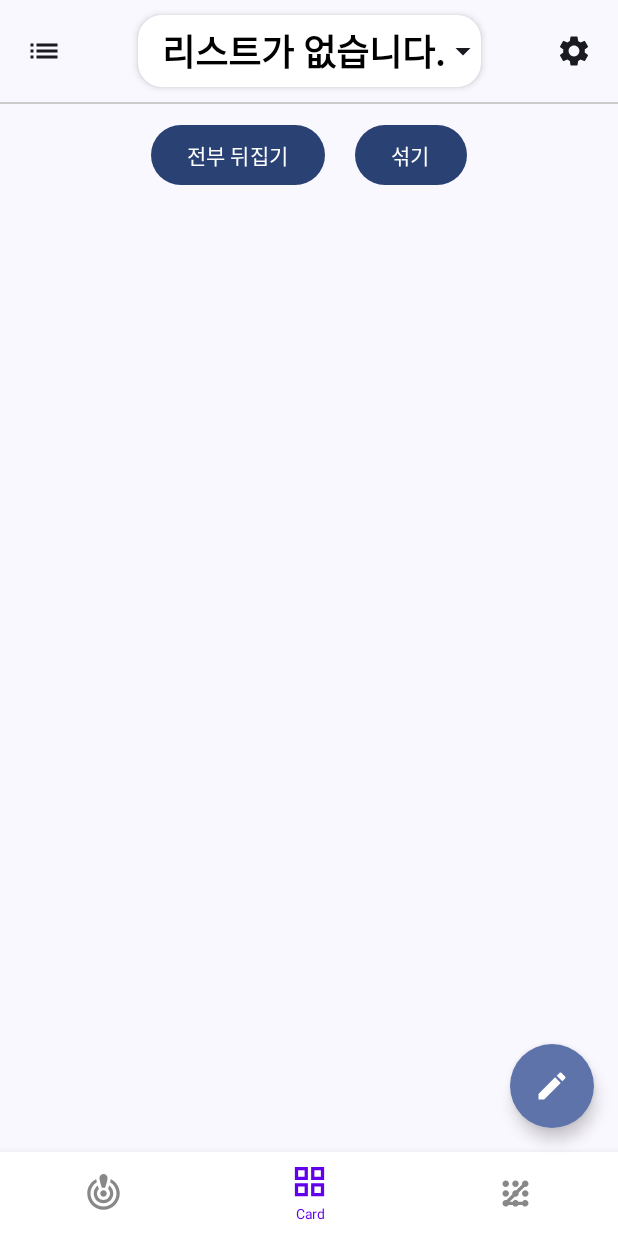
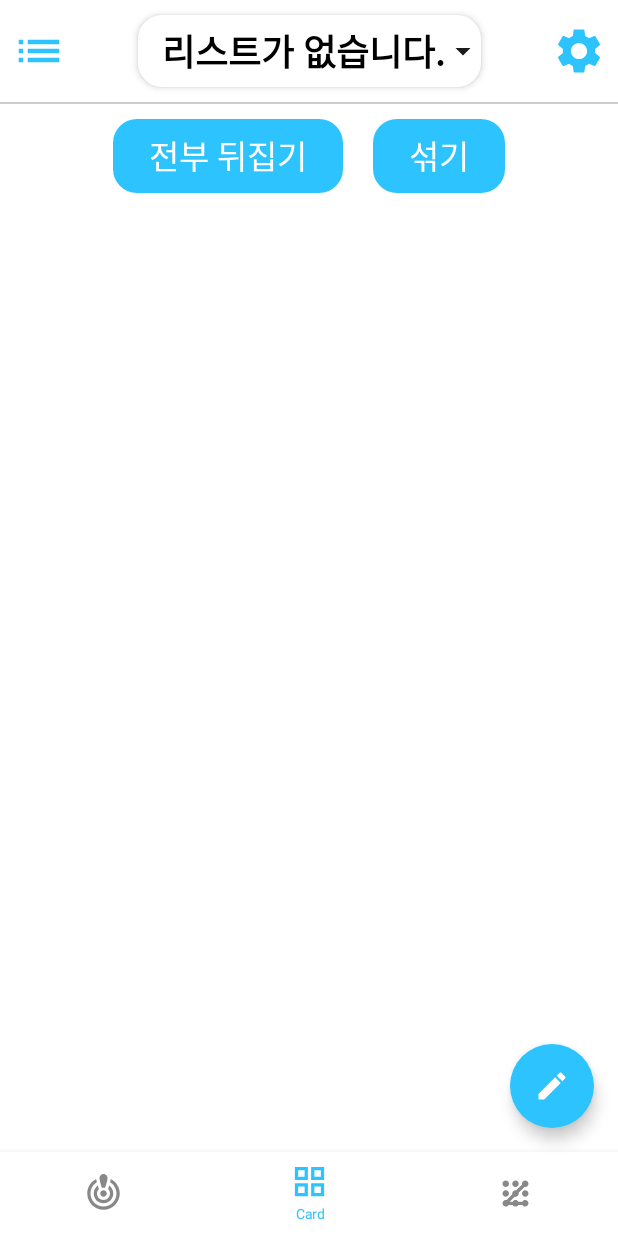
Before and after one commit to ds1mbp5720/RouletteProject, an Android app built with Jetpack Compose: the screen it shows after launch (MainActivity), item 2 of the bottom bar chosen, on a phone screen of 412 x 824 dp. Run offline under Robolectric (Android 15) with nearby library versions, the phone set to English and light mode, and no system bars; our stand-ins replace Room's generated code, livedata-compose; 1 statement that could not run was skipped.

Commit message:
Theme 활용 ui 조정, 공통 component 위치 이동 (ComposeUtils.kt 추가)
Theme 활용 ui 조정, 공통 component 위치 이동 (ComposeUtils.kt 추가)

```diff
--- a/app/src/main/java/com/example/rouletteproject/MainActivity.kt
+++ b/app/src/main/java/com/example/rouletteproject/MainActivity.kt
@@ -8,7 +8,6 @@ import androidx.compose.foundation.layout.fillMaxSize
 import androidx.compose.material3.MaterialTheme
 import androidx.compose.material3.Surface
 import androidx.compose.ui.Modifier
-import androidx.lifecycle.viewmodel.compose.viewModel
 import com.example.rouletteproject.main.MainScreen
 import com.example.rouletteproject.ui.theme.RouletteProjectTheme
 
--- a/app/src/main/java/com/example/rouletteproject/component/Button.kt
+++ /dev/null
@@ -1,35 +0,0 @@
-package com.example.rouletteproject.component
-
-import androidx.compose.foundation.border
-import androidx.compose.foundation.shape.CircleShape
-import androidx.compose.material.icons.Icons
-import androidx.compose.material.icons.filled.Add
-import androidx.compose.material3.Icon
-import androidx.compose.material3.IconButton
-import androidx.compose.runtime.Composable
-import androidx.compose.ui.Modifier
-import androidx.compose.ui.graphics.Color
-import androidx.compose.ui.unit.dp
-
-@Composable
-fun AddIconButton(
-    modifier: Modifier,
-    onclickAction: () -> Unit
-){
-    IconButton(
-        modifier = modifier,
-        onClick = {
-            onclickAction.invoke()
-        }) {
-        Icon(
-            imageVector = Icons.Filled.Add,
-            contentDescription = "add_list",
-            modifier = Modifier
-                .border(
-                    width = 1.dp,
-                    color = Color.Black,
-                    shape = CircleShape
-                )
-        )
-    }
-}
--- /dev/null
+++ b/app/src/main/java/com/example/rouletteproject/component/ComposeUtils.kt
@@ -0,0 +1,116 @@
+package com.example.rouletteproject.component
+
+import androidx.compose.foundation.border
+import androidx.compose.foundation.layout.RowScope
+import androidx.compose.foundation.layout.padding
+import androidx.compose.foundation.shape.CircleShape
+import androidx.compose.foundation.shape.RoundedCornerShape
+import androidx.compose.material.Text
+import androidx.compose.material.icons.Icons
+import androidx.compose.material.icons.filled.Add
+import androidx.compose.material3.Button
+import androidx.compose.material3.ButtonDefaults
+import androidx.compose.material3.Card
+import androidx.compose.material3.CardDefaults
+import androidx.compose.material3.Icon
+import androidx.compose.material3.IconButton
+import androidx.compose.material3.IconButtonDefaults
+import androidx.compose.material3.MaterialTheme
+import androidx.compose.runtime.Composable
+import androidx.compose.ui.Modifier
+import androidx.compose.ui.graphics.Color
+import androidx.compose.ui.text.TextStyle
+import androidx.compose.ui.text.style.TextAlign
+import androidx.compose.ui.unit.dp
+
+@Composable
+fun ThemeButton(modifier: Modifier = Modifier, onClick: () -> Unit, content: @Composable RowScope.() -> Unit) {
+    Button(
+        modifier = modifier,
+        shape = RoundedCornerShape(16.dp),
+        colors = ButtonDefaults.buttonColors(
+            containerColor = MaterialTheme.colorScheme.primary,
+            contentColor = Color.White
+        ),
+        onClick = {
+            onClick.invoke()
+        }) {
+        content.invoke(this)
+    }
+}
+
+@Composable
+fun ThemeIconButton(modifier: Modifier, onClick: () -> Unit, content: @Composable () -> Unit) {
+    IconButton(
+        modifier = modifier,
+        colors = IconButtonDefaults.iconButtonColors(
+            contentColor = MaterialTheme.colorScheme.primary
+        ),
+        onClick = {
+            onClick.invoke()
+        }) {
+        content.invoke()
+    }
+}
+
+@Composable
+fun AddIconButton(
+    modifier: Modifier,
+    onclickAction: () -> Unit
+) {
+    IconButton(
+        modifier = modifier,
+        onClick = {
+            onclickAction.invoke()
+        }) {
+        Icon(
+            imageVector = Icons.Filled.Add,
+            contentDescription = "add_list",
+            modifier = Modifier
+                .border(
+                    width = 1.dp,
+                    color = Color.Black,
+                    shape = CircleShape
+                )
+        )
+    }
+}
+
+@Composable
+fun ButtonText(modifier: Modifier = Modifier, text: String, style: TextStyle = MaterialTheme.typography.titleLarge) {
+    Text(
+        modifier = modifier,
+        text = text,
+        style = style,
+        textAlign = TextAlign.Center,
+        color = Color.White
+    )
+}
+
+/**
+ * 결과 표시 textView
+ */
+@Composable
+fun ResultTextView(
+    modifier: Modifier,
+    result: String
+) {
+    Card(
+        colors = CardDefaults.cardColors(
+            containerColor = MaterialTheme.colorScheme.primary,
+            contentColor = MaterialTheme.colorScheme.surface
+        ),
+        elevation = CardDefaults.cardElevation(
+            defaultElevation = 3.dp
+        )
+    ) {
+        Text(
+            modifier = modifier
+                .padding(horizontal = 24.dp, vertical = 6.dp),
+            text = result,
+            textAlign = TextAlign.Center,
+            style = MaterialTheme.typography.headlineMedium,
+            color = MaterialTheme.colorScheme.surface
+        )
+    }
+}
--- a/app/src/main/java/com/example/rouletteproject/component/card/CardCompose.kt
+++ b/app/src/main/java/com/example/rouletteproject/component/card/CardCompose.kt
@@ -12,8 +12,6 @@ import androidx.compose.foundation.layout.width
 import androidx.compose.foundation.lazy.grid.GridCells
 import androidx.compose.foundation.lazy.grid.LazyVerticalGrid
 import androidx.compose.foundation.lazy.grid.items
-import androidx.compose.material3.Button
-import androidx.compose.material3.Text
 import androidx.compose.runtime.Composable
 import androidx.compose.runtime.LaunchedEffect
 import androidx.compose.runtime.getValue
@@ -29,6 +27,8 @@ import androidx.compose.ui.unit.dp
 import com.example.data.entity.RouletteEntity
 import com.example.rouletteproject.MainViewModel
 import com.example.rouletteproject.R
+import com.example.rouletteproject.component.ButtonText
+import com.example.rouletteproject.component.ThemeButton
 
 /**
  * 카드 랜덤 선택 화면
@@ -53,14 +53,15 @@ fun CardScreen(
             modifier = Modifier,
             horizontalArrangement = Arrangement.spacedBy(20.dp, Alignment.CenterHorizontally)
         ) {
-            Button( //all reverse button
+            ThemeButton( //all reverse button
                 modifier = Modifier,
                 onClick = {
                     allCardReverse = false
-                }) {
-                Text(text = stringResource(id = R.string.text_reverse))
+                }
+            ) {
+                ButtonText(text = stringResource(id = R.string.text_reverse))
             }
-            Button( // shuffle button
+            ThemeButton( // shuffle button
                 modifier = Modifier,
                 onClick = {
                     allCardReverse = true
@@ -70,8 +71,9 @@ fun CardScreen(
                             item.isSelected = false
                         }
                     }
-                }) {
-                Text(text = stringResource(id = R.string.text_shuffle))
+                }
+            ) {
+                ButtonText(text = stringResource(id = R.string.text_shuffle))
             }
         }
         Spacer(modifier = Modifier.height(5.dp))
--- a/app/src/main/java/com/example/rouletteproject/component/card/CardItem.kt
+++ b/app/src/main/java/com/example/rouletteproject/component/card/CardItem.kt
@@ -12,10 +12,9 @@ import androidx.compose.foundation.layout.padding
 import androidx.compose.foundation.layout.size
 import androidx.compose.foundation.layout.width
 import androidx.compose.material.Icon
-import androidx.compose.material.icons.Icons
-import androidx.compose.material.icons.filled.Star
 import androidx.compose.material3.Card
 import androidx.compose.material3.CardDefaults
+import androidx.compose.material3.MaterialTheme
 import androidx.compose.material3.Text
 import androidx.compose.runtime.Composable
 import androidx.compose.runtime.getValue
@@ -26,9 +25,11 @@ import androidx.compose.ui.Alignment
 import androidx.compose.ui.Modifier
 import androidx.compose.ui.graphics.Color
 import androidx.compose.ui.graphics.graphicsLayer
+import androidx.compose.ui.res.painterResource
 import androidx.compose.ui.text.style.TextAlign
 import androidx.compose.ui.tooling.preview.Preview
 import androidx.compose.ui.unit.dp
+import com.example.rouletteproject.R
 
 @Composable
 fun CardItem(
@@ -71,14 +72,16 @@ fun CardItem(
                     modifier = Modifier
                         .padding(16.dp)
                         .align(Alignment.Center),
-                    textAlign = TextAlign.Center
+                    textAlign = TextAlign.Center,
+                    style = MaterialTheme.typography.headlineSmall
                 )
             } else {
                 Icon(
                     modifier = Modifier
-                        .padding(16.dp)
+                        .size(40.dp)
                         .align(Alignment.Center),
-                    imageVector = Icons.Filled.Star,
+                    painter = painterResource(id = R.drawable.baseline_question_mark_24),
+                    tint = Color.Black,
                     contentDescription = "reverse card icon"
                 )
             }
--- a/app/src/main/java/com/example/rouletteproject/component/ladder/LadderCompose.kt
+++ b/app/src/main/java/com/example/rouletteproject/component/ladder/LadderCompose.kt
@@ -19,7 +19,6 @@ import androidx.compose.foundation.layout.height
 import androidx.compose.foundation.layout.padding
 import androidx.compose.foundation.layout.size
 import androidx.compose.foundation.shape.RoundedCornerShape
-import androidx.compose.material3.Button
 import androidx.compose.material3.Card
 import androidx.compose.material3.CardDefaults
 import androidx.compose.material3.Text
@@ -43,11 +42,12 @@ import androidx.compose.ui.graphics.graphicsLayer
 import androidx.compose.ui.platform.LocalContext
 import androidx.compose.ui.res.stringResource
 import androidx.compose.ui.unit.dp
-import androidx.compose.ui.unit.sp
 import com.example.data.entity.RouletteEntity
 import com.example.rouletteproject.MainViewModel
 import com.example.rouletteproject.R
-import com.example.rouletteproject.component.roulette.ResultTextView
+import com.example.rouletteproject.component.ButtonText
+import com.example.rouletteproject.component.ResultTextView
+import com.example.rouletteproject.component.ThemeButton
 import com.example.rouletteproject.setting.SettingDataStore
 import kotlin.random.Random
 
@@ -126,7 +126,9 @@ fun LadderScreen(
             horizontalArrangement = Arrangement.spacedBy(20.dp, Alignment.CenterHorizontally)
         ) {
             // 게임 시작 버튼
-            Button(onClick = {
+            ThemeButton( //all reverse button
+                modifier = Modifier,
+                onClick = {
                     if (selectedStartPoint != null) {
                         isGameStarted = true
                         currentPoint = selectedStartPoint
@@ -151,14 +153,18 @@ fun LadderScreen(
                     } else {
                         Toast.makeText(context, context.getString(R.string.text_none_select_item), Toast.LENGTH_SHORT).show()
                     }
-            }) {
-                Text(text = stringResource(id = R.string.text_start))
+                }
+            ) {
+                ButtonText(text = stringResource(id = R.string.text_start))
             }
             // 게임 재시작 버튼
-            Button(onClick = {
+            ThemeButton(
+                modifier = Modifier,
+                onClick = {
                     resetSetting()
-            }) {
-                Text(text = stringResource(id = R.string.text_reset))
+                }
+            ) {
+                ButtonText(text = stringResource(id = R.string.text_reset))
             }
         }
         Spacer(modifier = Modifier.height(8.dp))
--- a/app/src/main/java/com/example/rouletteproject/component/roulette/RouletteCompose.kt
+++ b/app/src/main/java/com/example/rouletteproject/component/roulette/RouletteCompose.kt
@@ -21,13 +21,10 @@ import androidx.compose.material3.Card
 import androidx.compose.material3.CardDefaults
 import androidx.compose.material3.Icon
 import androidx.compose.material3.IconButton
-import androidx.compose.material3.MaterialTheme
-import androidx.compose.material3.Text
 import androidx.compose.runtime.Composable
 import androidx.compose.runtime.LaunchedEffect
 import androidx.compose.runtime.getValue
 import androidx.compose.runtime.mutableFloatStateOf
-import androidx.compose.runtime.mutableIntStateOf
 import androidx.compose.runtime.mutableStateListOf
 import androidx.compose.runtime.mutableStateOf
 import androidx.compose.runtime.remember
@@ -47,12 +44,12 @@ import androidx.compose.ui.text.TextStyle
 import androidx.compose.ui.text.drawText
 import androidx.compose.ui.text.font.FontStyle
 import androidx.compose.ui.text.rememberTextMeasurer
-import androidx.compose.ui.text.style.TextAlign
 import androidx.compose.ui.unit.dp
 import androidx.compose.ui.unit.sp
 import com.example.data.entity.RouletteEntity
 import com.example.rouletteproject.MainViewModel
 import com.example.rouletteproject.R
+import com.example.rouletteproject.component.ResultTextView
 import com.example.rouletteproject.randomColor
 import com.example.rouletteproject.setting.SettingDataStore
 import kotlin.math.cos
@@ -89,7 +86,7 @@ fun RouletteScreen(
             result = stringResource(
                 id = R.string.text_result,
                 if (selectedList != null) {
-                    if (resultPosition != null){
+                    if (resultPosition != null) {
                         selectedList.rouletteData[resultPosition!!]
                     } else ""
                 } else {
@@ -99,7 +96,7 @@ fun RouletteScreen(
         )
         Spacer(modifier = Modifier.height(35.dp))
         selectedList?.let { selected ->
-            if (selected.rouletteData.size == colorList.size){
+            if (selected.rouletteData.size == colorList.size) {
                 BasicRoulette(
                     modifier = Modifier,
                     rouletteList = selected.rouletteData,
@@ -172,8 +169,7 @@ fun BasicRoulette(
                             onDragEnd = {}
                         )
                     }
-                }
-            ,
+                },
             rouletteList = rouletteList,
             colorList = colorList,
             rouletteSize = rouletteList.size,
@@ -302,26 +298,3 @@ fun RouletteView(
         }
     }
 }
-
-/**
- * 결과 표시 textView
- */
-@Composable
-fun ResultTextView(
-    modifier: Modifier,
-    result: String
-) {
-    Card(
-        elevation = CardDefaults.cardElevation(
-            defaultElevation = 3.dp
-        )
-    ) {
-        Text(
-            modifier = modifier
-                .padding(horizontal = 8.dp, vertical = 4.dp),
-            text = result,
-            textAlign = TextAlign.Center,
-            style = MaterialTheme.typography.headlineMedium
-        )
-    }
-}
--- a/app/src/main/java/com/example/rouletteproject/main/MainCompose.kt
+++ b/app/src/main/java/com/example/rouletteproject/main/MainCompose.kt
@@ -11,6 +11,7 @@ import androidx.compose.foundation.layout.fillMaxSize
 import androidx.compose.foundation.layout.fillMaxWidth
 import androidx.compose.foundation.layout.height
 import androidx.compose.foundation.layout.padding
+import androidx.compose.foundation.layout.size
 import androidx.compose.foundation.shape.CircleShape
 import androidx.compose.foundation.shape.CornerSize
 import androidx.compose.foundation.shape.RoundedCornerShape
@@ -28,7 +29,7 @@ import androidx.compose.material3.ExposedDropdownMenuBox
 import androidx.compose.material3.ExposedDropdownMenuDefaults
 import androidx.compose.material3.FloatingActionButton
 import androidx.compose.material3.Icon
-import androidx.compose.material3.IconButton
+import androidx.compose.material3.MaterialTheme
 import androidx.compose.material3.Scaffold
 import androidx.compose.material3.Text
 import androidx.compose.runtime.Composable
@@ -54,6 +55,7 @@ import com.example.data.entity.RouletteEntity
 import com.example.rouletteproject.MainViewModel
 import com.example.rouletteproject.R
 import com.example.rouletteproject.component.AddIconButton
+import com.example.rouletteproject.component.ThemeIconButton
 import com.example.rouletteproject.dialog.BasicDivider
 import com.example.rouletteproject.dialog.EditListDialog
 import com.example.rouletteproject.dialog.InsertRouletteListDialog
@@ -98,13 +100,15 @@ fun MainScreen() {
                     verticalAlignment = Alignment.CenterVertically,
                     horizontalArrangement = Arrangement.SpaceBetween
                 ) {
-                    IconButton(
-                        modifier = Modifier
-                            .padding(start = 5.dp),
+                    ThemeIconButton(
+                        modifier = Modifier,
                         onClick = {
                             navController.navigate(MainDestination.MANAGE)
                         }) {
                         Icon(
+                            modifier = Modifier
+                                .size(48.dp)
+                                .padding(start = 4.dp),
                             imageVector = Icons.Filled.List,
                             contentDescription = "choice_list"
                         )
@@ -169,13 +173,15 @@ fun MainScreen() {
                             }
                         }
                     }
-                    IconButton(
-                        modifier = Modifier
-                            .padding(end = 5.dp),
+                    ThemeIconButton(
+                        modifier = Modifier,
                         onClick = {
                             navController.navigate(MainDestination.SETTING)
                         }) {
                         Icon(
+                            modifier = Modifier
+                                .size(48.dp)
+                                .padding(end = 4.dp),
                             imageVector = Icons.Filled.Settings,
                             contentDescription = "app_setting"
                         )
@@ -194,6 +200,7 @@ fun MainScreen() {
         floatingActionButton = {
             FloatingActionButton(
                 shape = CircleShape,
+                containerColor = MaterialTheme.colorScheme.primary,
                 onClick = {
                     showEditListDialog = true
                 }) {
--- a/app/src/main/java/com/example/rouletteproject/navigation/Graph.kt
+++ b/app/src/main/java/com/example/rouletteproject/navigation/Graph.kt
@@ -5,8 +5,8 @@ import androidx.compose.foundation.layout.width
 import androidx.compose.material.BottomNavigation
 import androidx.compose.material.BottomNavigationItem
 import androidx.compose.material.Icon
-import androidx.compose.material.MaterialTheme
 import androidx.compose.material.Text
+import androidx.compose.material3.MaterialTheme
 import androidx.compose.runtime.Composable
 import androidx.compose.runtime.getValue
 import androidx.compose.ui.Modifier
@@ -96,7 +96,7 @@ fun BottomNavigation(navController: NavHostController) {
                     )
                 },
                 label = { Text(stringResource(id = item.title), fontSize = 9.sp) },
-                selectedContentColor = MaterialTheme.colors.primary,
+                selectedContentColor = MaterialTheme.colorScheme.primary,
                 unselectedContentColor = Color.Gray,
                 selected = currentRoute == item.screenRoute,
                 alwaysShowLabel = false,
--- a/app/src/main/java/com/example/rouletteproject/setting/SettingCompose.kt
+++ b/app/src/main/java/com/example/rouletteproject/setting/SettingCompose.kt
@@ -169,7 +169,7 @@ fun RadioGroupButton(title: String, radioList: List<String>, selected: String, o
                             onClick.invoke(it)
                                   },
                         colors = RadioButtonDefaults.colors(
-                            selectedColor = Color.Cyan,
+                            selectedColor = MaterialTheme.colorScheme.primary,
                             unselectedColor = Color.Gray
                         )
                     )
@@ -214,7 +214,7 @@ fun SwitchButton(title: String, unCheckedText: String = "", checkedText: String
                     onCheckAction.invoke(checked)
                 },
                 colors = SwitchDefaults.colors(
-                    checkedTrackColor = Color.Cyan
+                    checkedTrackColor = MaterialTheme.colorScheme.primary
                 )
             )
             Text(
--- a/app/src/main/java/com/example/rouletteproject/ui/theme/Color.kt
+++ b/app/src/main/java/com/example/rouletteproject/ui/theme/Color.kt
@@ -2,10 +2,10 @@ package com.example.rouletteproject.ui.theme
 
 import androidx.compose.ui.graphics.Color
 
-val Purple80 = Color(0xFFD0BCFF)
-val PurpleGrey80 = Color(0xFFCCC2DC)
-val Pink80 = Color(0xFFEFB8C8)
+val MainSky = Color(0xFF2CC3FF)
+val SubSky1 = Color(0xFFC5EEFF)
+val SubSky2 = Color(0xFF95E1FF)
+val SubSky3 = Color(0xFF1B94C4)
+val SubSky4 = Color(0xFFC4EEFF)
 
-val Purple40 = Color(0xFF6650a4)
-val PurpleGrey40 = Color(0xFF625b71)
-val Pink40 = Color(0xFF7D5260)
+val BackWhite = Color(0xFFFFFFFF)
--- a/app/src/main/java/com/example/rouletteproject/ui/theme/Theme.kt
+++ b/app/src/main/java/com/example/rouletteproject/ui/theme/Theme.kt
@@ -10,31 +10,36 @@ import androidx.compose.material3.dynamicLightColorScheme
 import androidx.compose.material3.lightColorScheme
 import androidx.compose.runtime.Composable
 import androidx.compose.runtime.SideEffect
+import androidx.compose.ui.graphics.Color
 import androidx.compose.ui.graphics.toArgb
 import androidx.compose.ui.platform.LocalContext
 import androidx.compose.ui.platform.LocalView
 import androidx.core.view.WindowCompat
 
 private val DarkColorScheme = darkColorScheme(
-    primary = Purple80,
-    secondary = PurpleGrey80,
-    tertiary = Pink80
-)
-
-private val LightColorScheme = lightColorScheme(
-    primary = Purple40,
-    secondary = PurpleGrey40,
-    tertiary = Pink40
-
-    /* Other default colors to override
-    background = Color(0xFFFFFBFE),
-    surface = Color(0xFFFFFBFE),
+    primary = MainSky,
+    secondary = SubSky2,
+    tertiary = SubSky4,
+    background = BackWhite,
+    surface = BackWhite,
     onPrimary = Color.White,
     onSecondary = Color.White,
     onTertiary = Color.White,
     onBackground = Color(0xFF1C1B1F),
     onSurface = Color(0xFF1C1B1F),
-    */
+)
+
+private val LightColorScheme = lightColorScheme(
+    primary = MainSky,
+    secondary = SubSky1,
+    tertiary = SubSky4,
+    background = BackWhite,
+    surface = BackWhite,
+    onPrimary = Color.White,
+    onSecondary = Color.White,
+    onTertiary = Color.White,
+    onBackground = Color(0xFF1C1B1F),
+    onSurface = Color(0xFF1C1B1F),
 )
 
 @Composable
@@ -45,10 +50,10 @@ fun RouletteProjectTheme(
     content: @Composable () -> Unit
 ) {
     val colorScheme = when {
-        dynamicColor && Build.VERSION.SDK_INT >= Build.VERSION_CODES.S -> {
+        /*dynamicColor && Build.VERSION.SDK_INT >= Build.VERSION_CODES.S -> {
             val context = LocalContext.current
             if (darkTheme) dynamicDarkColorScheme(context) else dynamicLightColorScheme(context)
-        }
+        }*/
 
         darkTheme -> DarkColorScheme
         else -> LightColorScheme
--- /dev/null
+++ b/app/src/main/res/drawable/baseline_question_mark_24.xml
@@ -0,0 +1,5 @@
+<vector xmlns:android="http://schemas.android.com/apk/res/android" android:height="24dp" android:tint="#000000" android:viewportHeight="24" android:viewportWidth="24" android:width="24dp">
+
+    <path android:fillColor="@android:color/white" android:pathData="M11.07,12.85c0.77,-1.39 2.25,-2.21 3.11,-3.44c0.91,-1.29 0.4,-3.7 -2.18,-3.7c-1.69,0 -2.52,1.28 -2.87,2.34L6.54,6.96C7.25,4.83 9.18,3 11.99,3c2.35,0 3.96,1.07 4.78,2.41c0.7,1.15 1.11,3.3 0.03,4.9c-1.2,1.77 -2.35,2.31 -2.97,3.45c-0.25,0.46 -0.35,0.76 -0.35,2.24h-2.89C10.58,15.22 10.46,13.95 11.07,12.85zM14,20c0,1.1 -0.9,2 -2,2s-2,-0.9 -2,-2c0,-1.1 0.9,-2 2,-2S14,18.9 14,20z"/>
+
+</vector>
```
Lines whose indentation alone changed are shown as unchanged.
